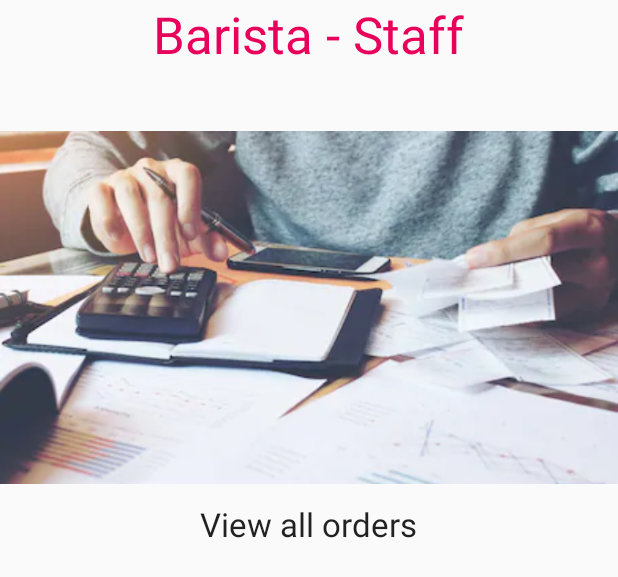
After one commit to jpmono416/NTU_Barista, an Android app: the layout activity_staff_main.xml on its own in the app's theme, with its tools: preview values and no code run, on a phone screen of 412 x 824 dp. The commit adds this screen. Shown: the top 577 px of the screen. Run offline under Robolectric (Android 15) with nearby library versions, the phone set to English and light mode, and no system bars.

Commit message:
Main user interface done (basic idea)

```diff
--- a/app/build.gradle
+++ b/app/build.gradle
@@ -1,4 +1,5 @@
 apply plugin: 'com.android.application'
+apply plugin: 'com.google.gms.google-services'
 
 android {
     compileSdkVersion 29
@@ -28,6 +29,8 @@ dependencies {
     implementation 'androidx.navigation:navigation-fragment:2.0.0'
     implementation 'androidx.navigation:navigation-ui:2.0.0'
     implementation 'androidx.lifecycle:lifecycle-extensions:2.0.0'
+    implementation 'com.google.firebase:firebase-firestore:17.1.2'
+    implementation 'com.google.firebase:firebase-auth:16.0.5'
     testImplementation 'junit:junit:4.12'
     androidTestImplementation 'androidx.test.ext:junit:1.1.0'
     androidTestImplementation 'androidx.test.espresso:espresso-core:3.1.1'
--- /dev/null
+++ b/app/src/main/res/layout/activity_staff_main.xml
@@ -0,0 +1,48 @@
+<?xml version="1.0" encoding="utf-8"?>
+<androidx.constraintlayout.widget.ConstraintLayout xmlns:app="http://schemas.android.com/apk/res-auto"
+    android:layout_width="match_parent"
+    android:layout_height="match_parent"
+    xmlns:android="http://schemas.android.com/apk/res/android"
+    xmlns:tools="http://schemas.android.com/tools">
+
+    <ScrollView
+        android:layout_width="match_parent"
+        android:layout_height="match_parent"
+        tools:layout_editor_absoluteX="-16dp"
+        tools:layout_editor_absoluteY="132dp">
+
+        <LinearLayout
+            android:layout_width="match_parent"
+            android:layout_height="wrap_content"
+            android:layout_gravity="center|top"
+            android:gravity="center"
+            android:orientation="vertical">
+
+
+            <TextView
+                android:id="@+id/txtBarista"
+                android:layout_width="wrap_content"
+                android:layout_height="wrap_content"
+                android:layout_marginBottom="30dp"
+                android:text="@string/barista_staff"
+                android:textAppearance="@style/TextAppearance.AppCompat.Display1"
+                android:textColor="#e8005a" />
+
+            <ImageView
+                android:id="@+id/imgAllOrders"
+                android:layout_width="match_parent"
+                android:layout_height="wrap_content"
+                android:contentDescription="@string/view_all_orders"
+                app:srcCompat="@drawable/orders" />
+
+            <TextView
+                android:id="@+id/txtViewOrders"
+                android:layout_width="wrap_content"
+                android:layout_height="wrap_content"
+                android:text="@string/view_all_orders"
+                android:textAppearance="@style/TextAppearance.AppCompat.Large" />
+        </LinearLayout>
+    </ScrollView>
+
+
+</androidx.constraintlayout.widget.ConstraintLayout>
--- a/app/src/main/res/values/strings.xml
+++ b/app/src/main/res/values/strings.xml
@@ -17,4 +17,6 @@
     <string name="past_orders">Past Orders</string>
     <string name="barista">Barista</string>
     <string name="settings">Settings</string>
+    <string name="barista_staff">Barista - Staff</string>
+    <string name="view_all_orders">View all orders</string>
 </resources>
--- a/build.gradle
+++ b/build.gradle
@@ -8,6 +8,7 @@ buildscript {
     }
     dependencies {
         classpath 'com.android.tools.build:gradle:3.5.3'
+        classpath 'com.google.gms:google-services:4.2.0'
 
         // NOTE: Do not place your application dependencies here; they belong
         // in the individual module build.gradle files
```
